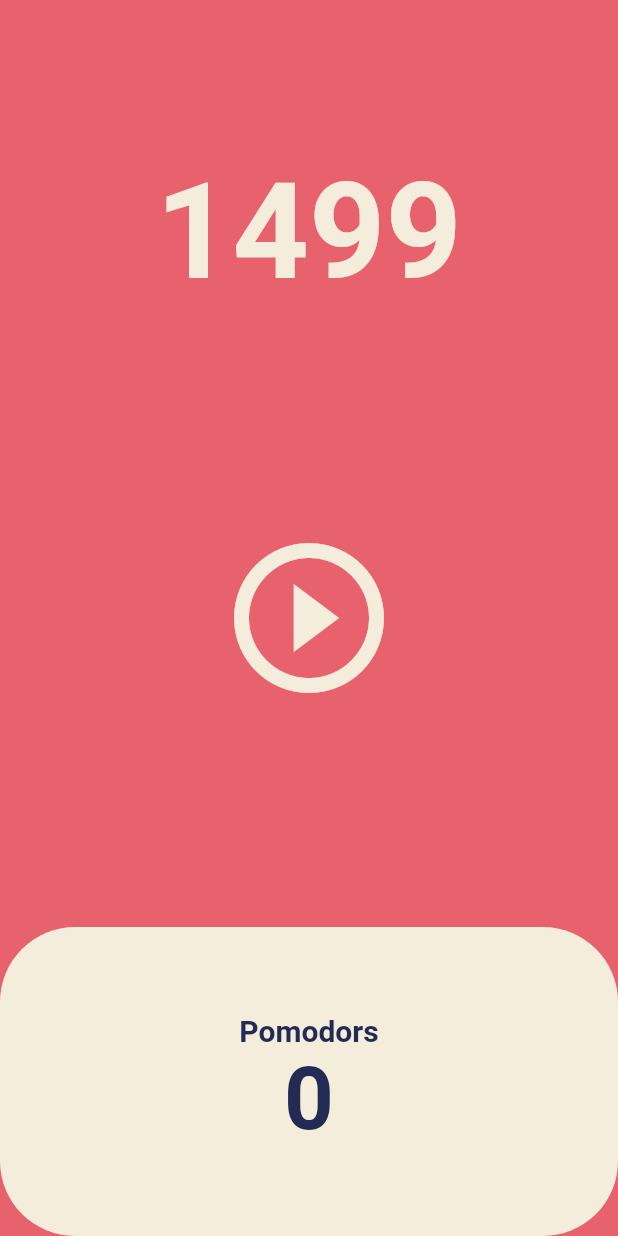
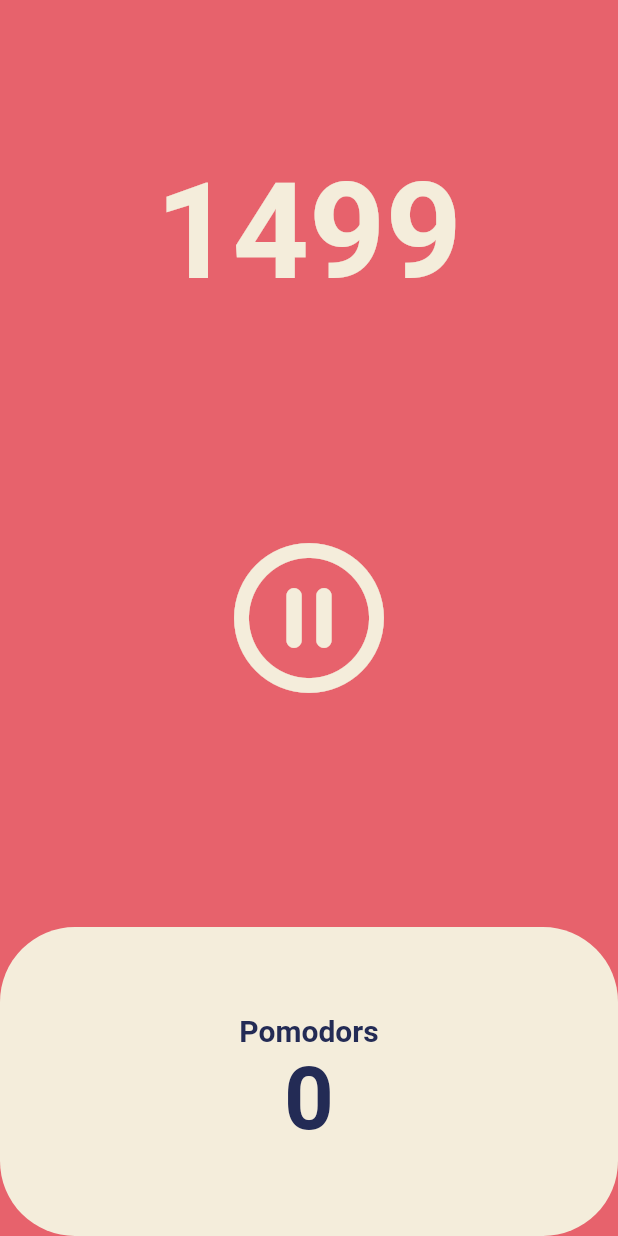
Before and after one commit to yuntaeLee/flutter-study, a Flutter app: the screen it shows after launch, after a tap on the "play circle outline" icon, on a phone screen of 412 x 824 dp. Run offline on Flutter 3.47's test engine with Material 2 defaults, Android fonts, the phone set to English and light mode, and no system bars.

Commit message:
feat: implemneted timer pause  function

```diff
--- a/pomodoro/lib/screens/home_screen.dart
+++ b/pomodoro/lib/screens/home_screen.dart
@@ -11,6 +11,7 @@ class HomeScreen extends StatefulWidget {
 
 class _HomeScreenState extends State<HomeScreen> {
   int totalSeconds = 1500;
+  bool isRunning = false;
   late Timer timer;
 
   void onTick(Timer timer) {
@@ -24,6 +25,18 @@ class _HomeScreenState extends State<HomeScreen> {
       const Duration(seconds: 1),
       onTick,
     );
+
+    setState(() {
+      isRunning = true;
+    });
+  }
+
+  void onPausePressed() {
+    timer.cancel();
+
+    setState(() {
+      isRunning = false;
+    });
   }
 
   @override
@@ -52,8 +65,10 @@ class _HomeScreenState extends State<HomeScreen> {
               child: IconButton(
                 iconSize: 120,
                 color: Theme.of(context).cardColor,
-                onPressed: onStartPressed,
-                icon: const Icon(Icons.play_circle_outline),
+                onPressed: isRunning ? onPausePressed : onStartPressed,
+                icon: Icon(isRunning
+                    ? Icons.pause_circle_outline_rounded
+                    : Icons.play_circle_outline),
               ),
             ),
           ),
```
